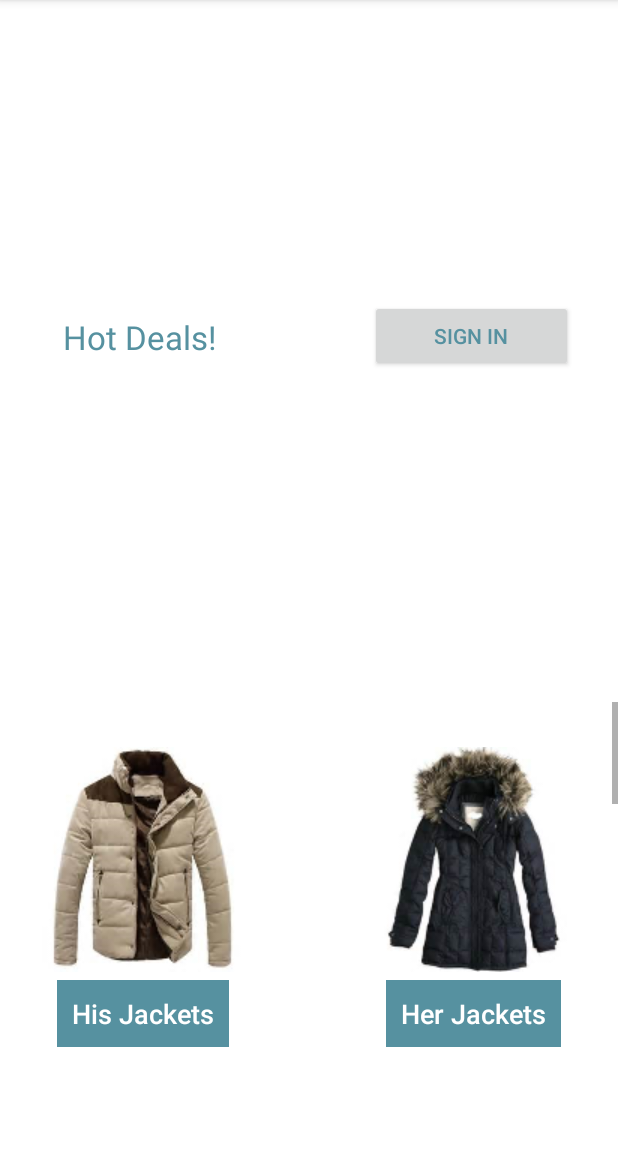
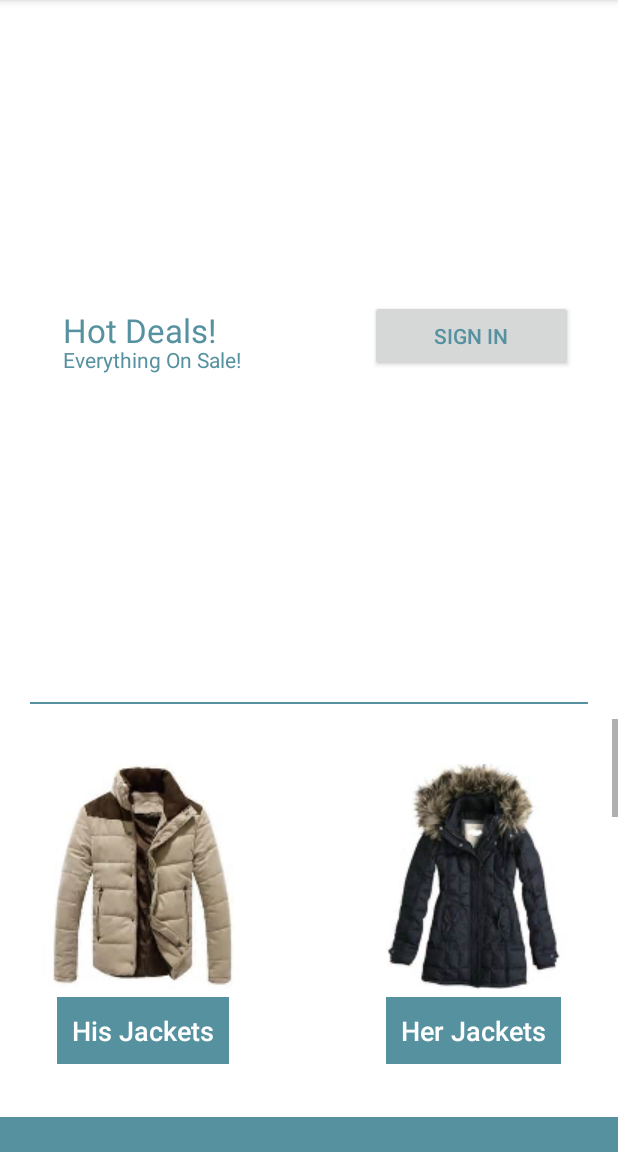
Before and after one commit to mrForte/LacysProject, an Android app: the screen it shows after launch (MainActivity), on a phone screen of 412 x 824 dp, the part 84-1236 px from its top. Run offline under Robolectric (Android 15) with nearby library versions, the phone set to English and light mode, and no system bars.

Commit message:
View bag items commit

```diff
--- a/app/src/main/java/com/ateam/lacys/sqlite/Database.java
+++ b/app/src/main/java/com/ateam/lacys/sqlite/Database.java
@@ -6,7 +6,7 @@ import com.readystatesoftware.sqliteasset.SQLiteAssetHelper;
 
 public class Database extends SQLiteAssetHelper {
 
-	private static final String DATABASE_NAME = "lacys_ateam_db.sqlite";
+	private static final String DATABASE_NAME = "lacys_test_db.sqlite";
     private static final int DATABASE_VERSION = 1;
 
 	public Database(Context context) {
--- a/app/src/main/java/com/ateam/lacys/sqlite/DatabaseHandler.java
+++ b/app/src/main/java/com/ateam/lacys/sqlite/DatabaseHandler.java
@@ -3,9 +3,7 @@ package com.ateam.lacys.sqlite;
 import java.sql.SQLException;
 import java.util.ArrayList;
 import java.util.List;
-
 import com.ateam.lacys.model.ProductModel;
-
 import android.content.Context;
 import android.database.Cursor;
 import android.database.sqlite.SQLiteDatabase;
@@ -66,7 +64,7 @@ public class DatabaseHandler {
                 byte[] blob = cursor.getBlob(cursor.getColumnIndex("Product_Image"));
                 productModel.setImg(blob);
                 productModel.setDesc(cursor.getString(6));
-                productModel.setPrice(7);
+                productModel.setPrice(cursor.getString(7));
 				productArray.add(productModel);
 			}while(cursor.moveToNext());
 
--- a/app/src/main/res/layout/activity_main.xml
+++ b/app/src/main/res/layout/activity_main.xml
@@ -28,6 +28,7 @@
     <android.support.v7.widget.RecyclerView
         android:id="@+id/RecyclerView"
         android:layout_width="320dp"
+        android:orientation="vertical"
         android:layout_height="match_parent"
         android:layout_gravity="left"
         android:background="#ffffff"
--- a/app/src/main/res/layout/fragment_home.xml
+++ b/app/src/main/res/layout/fragment_home.xml
@@ -26,9 +26,9 @@
         android:layout_marginRight="30dp"
         android:id="@+id/button" />
     <TextView
-        android:layout_marginTop="210dp"
+        android:layout_marginTop="205dp"
         android:layout_gravity="left"
-
+        android:textColor="@color/ColorPrimary"
         android:fontFamily="sans_serif_thin"
         android:textColorHighlight="#FFBF00"
         android:layout_width="wrap_content"
@@ -38,21 +38,41 @@
         android:id="@+id/textView"
         android:layout_marginLeft="42dp" />
 
+    <TextView
+        android:textColor="@color/ColorPrimary"
+        android:layout_marginTop="230dp"
+        android:layout_marginLeft="42dp"
+        android:layout_width="wrap_content"
+        android:layout_height="wrap_content"
+        android:textAppearance="?android:attr/textAppearanceSmall"
+        android:text="Everything On Sale!"
+        android:id="@+id/textView15" />
+
+
+
     <LinearLayout
         android:orientation="vertical"
         android:layout_width="fill_parent"
         android:layout_height="310dp"
-        android:layout_gravity="center_horizontal|bottom">
+        android:layout_gravity="center_horizontal|bottom"
+        android:weightSum="1">
 
-
+        <RelativeLayout
+            android:layout_width="match_parent"
+            android:layout_height="1dp"
+            android:background="@color/ColorPrimary"
+            android:layout_marginTop="10dp"
+            android:layout_marginLeft="20dp"
+            android:layout_marginRight="20dp"
+            android:layout_gravity="center"></RelativeLayout>
 
         <ScrollView
         android:layout_width="match_parent"
-        android:layout_height="match_parent"
+        android:layout_height="245dp"
         android:layout_marginTop="10dp"
-        android:layout_marginBottom="50dp"
+
         android:id="@+id/scrollView"
-        android:layout_gravity="left|bottom" >
+         >
 
         <RelativeLayout
             android:layout_width="match_parent"
@@ -272,10 +292,16 @@
                 android:text="Kids Stuff"
                 android:id="@+id/textView8"
                 android:layout_marginRight="42dp" />
-
-
         </RelativeLayout>
     </ScrollView>
+
+        <RelativeLayout
+            android:layout_width="match_parent"
+            android:layout_height="25dp"
+            android:layout_marginTop="20dp"
+            android:background="#5691A0"
+            android:layout_gravity="center_horizontal">
+        </RelativeLayout>
 
     </LinearLayout>
 
--- a/app/src/main/res/menu/main_activity_actions.xml
+++ b/app/src/main/res/menu/main_activity_actions.xml
@@ -2,4 +2,5 @@
 <menu xmlns:android="http://schemas.android.com/apk/res/android">
 
 
+
 </menu>
--- a/app/src/main/res/menu/menu_main.xml
+++ b/app/src/main/res/menu/menu_main.xml
@@ -2,5 +2,14 @@
     xmlns:app="http://schemas.android.com/apk/res-auto"
     xmlns:tools="http://schemas.android.com/tools" tools:context=".MainActivity">
     <item android:id="@+id/action_settings" android:title="@string/action_settings"
-        android:orderInCategory="100" app:showAsAction="never" />
+        android:orderInCategory="200" app:showAsAction="never" />
+
+    <item
+        android:id="@+id/badge"
+        android:title="@string/bag"
+        android:actionLayout="@layout/badge_layout"
+        android:orderInCategory="100"
+        android:showAsAction="ifRoom|withText"
+        />
+
 </menu>
--- a/app/src/main/res/menu/menu_mens.xml
+++ b/app/src/main/res/menu/menu_mens.xml
@@ -4,4 +4,6 @@
     tools:context="com.team.student.lacysproject.MensActivity">
     <item android:id="@+id/action_settings" android:title="@string/action_settings"
         android:orderInCategory="100" app:showAsAction="never" />
+
+
 </menu>
--- a/app/src/main/res/values/colors.xml
+++ b/app/src/main/res/values/colors.xml
@@ -1,7 +1,7 @@
 <?xml version="1.0" encoding="utf-8"?>
 <resources>
     <color name="ColorPrimary">#5691A0</color>
-    <color name="ColorPrimaryDark">#f2f2f2</color>
+    <color name="ColorPrimaryDark">#FF4083A0</color>
     <color name="accent">#ffc400</color>
     <color name="text_primary">#D9FFFFFF</color>
     <color name="text_secondary">#5691A0</color>
--- a/app/src/main/res/values/strings.xml
+++ b/app/src/main/res/values/strings.xml
@@ -3,7 +3,8 @@
 
     <string name="app_name">LACYS</string>
     <string name="hello_world">Hello world!</string>
-    <string name="action_settings">Settings</string>
+    <string name="action_settings">Contact Us</string>
+    <string name="bag">Bag</string>
     <string name="action_search">Search</string>
     <string name="action_share">Share</string>
     <string name="drawer_open">Open</string>
@@ -15,5 +16,6 @@
     <string name="hello_blank_fragment">Hello blank fragment</string>
     <string name="search_hint">Search for clothes</string>
     <string name="title_activity_mens_fragment">MensFragment</string>
+    <string name="title_activity_bag">BagActivity</string>
 
 </resources>
```
Also changed, not shown: app/src/main/AndroidManifest.xml (+16 -5 lines), app/src/main/java/com/ateam/lacys/activity/MainActivity.java (+29 -13 lines), app/src/main/java/com/ateam/lacys/adapter/BagAdapter.java (added, +94 -0 lines), app/src/main/java/com/ateam/lacys/fragment/MensFragment.java (+41 -43 lines), app/src/main/java/com/ateam/lacys/model/ProductModel.java (+11 -4 lines), app/src/main/res/layout/fragment_mens.xml (+53 -12 lines), app/src/main/res/layout/navigation_list.xml (+40 -36 lines), 2 other files.
